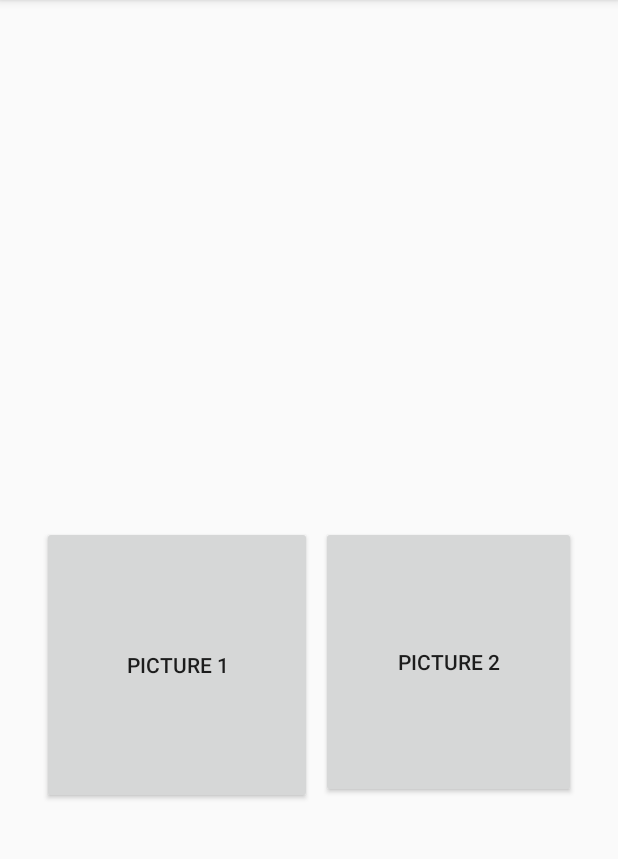
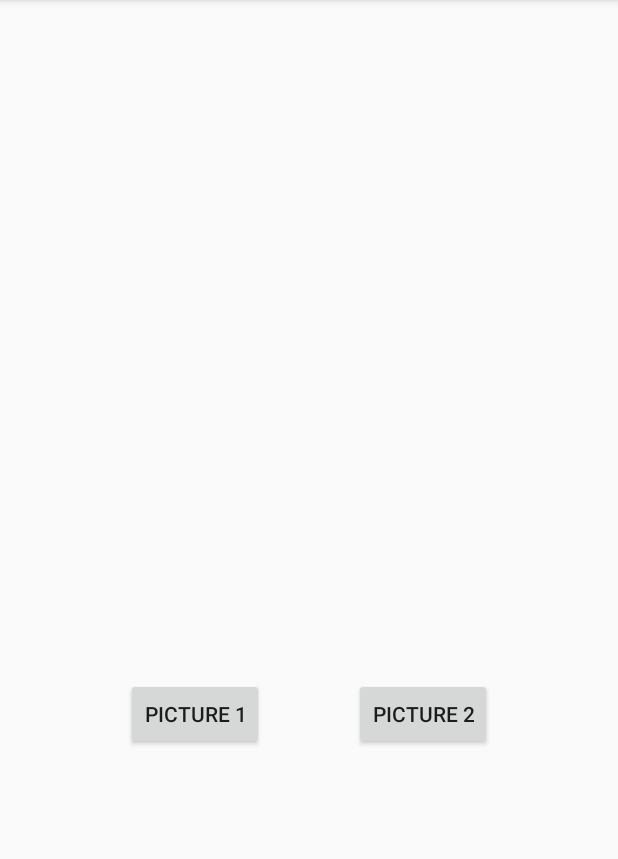
Before and after one commit to NicolaGassmann/Memory, an Android app: the screen it shows after launch (MainActivity), on a phone screen of 412 x 824 dp, the part 84-943 px from its top. Run offline under Robolectric (Android 15) with nearby library versions, the phone set to English and light mode, and no system bars; libraries missing offline, so code that uses them is left out: com.google.zxing.client, com.google.zxing.integration.

Commit message:
layout test

```diff
--- a/app/src/main/AndroidManifest.xml
+++ b/app/src/main/AndroidManifest.xml
@@ -1,5 +1,6 @@
 <?xml version="1.0" encoding="utf-8"?>
 <manifest xmlns:android="http://schemas.android.com/apk/res/android"
+    xmlns:tools="http://schemas.android.com/tools"
     package="com.example.memory">
 
     <application
@@ -8,7 +9,8 @@
         android:label="@string/app_name"
         android:roundIcon="@mipmap/ic_launcher_round"
         android:supportsRtl="true"
-        android:theme="@style/AppTheme">
+        android:theme="@style/AppTheme"
+        tools:ignore="GoogleAppIndexingWarning">
         <activity android:name=".MyCaptureActivity"></activity>
         <activity android:name=".MainActivity">
             <intent-filter>
--- a/app/src/main/java/com/example/memory/MyCaptureActivity.java
+++ b/app/src/main/java/com/example/memory/MyCaptureActivity.java
@@ -1,6 +1,4 @@
 package com.example.memory;
-
-import android.os.Bundle;
 
 import com.journeyapps.barcodescanner.CaptureActivity;
 
--- a/app/src/main/res/layout/activity_main.xml
+++ b/app/src/main/res/layout/activity_main.xml
@@ -8,10 +8,10 @@
 
     <Button
         android:id="@+id/button1"
-        android:layout_width="180dp"
-        android:layout_height="185dp"
-        android:layout_marginStart="28dp"
-        android:layout_marginBottom="232dp"
+        android:layout_width="wrap_content"
+        android:layout_height="wrap_content"
+        android:layout_marginStart="84dp"
+        android:layout_marginBottom="268dp"
         android:onClick="takeQrCodePicture"
         android:text="Picture 1"
         app:layout_constraintBottom_toBottomOf="parent"
@@ -19,30 +19,30 @@
 
     <Button
         android:id="@+id/button2"
-        android:layout_width="170dp"
-        android:layout_height="181dp"
-        android:layout_marginEnd="28dp"
-        android:layout_marginBottom="236dp"
+        android:layout_width="wrap_content"
+        android:layout_height="wrap_content"
+        android:layout_marginEnd="84dp"
+        android:layout_marginBottom="268dp"
         android:text="Picture 2"
         app:layout_constraintBottom_toBottomOf="parent"
         app:layout_constraintEnd_toEndOf="parent" />
 
     <ImageView
         android:id="@+id/imageView1"
-        android:layout_width="196dp"
-        android:layout_height="197dp"
-        android:layout_marginStart="12dp"
-        android:layout_marginTop="140dp"
+        android:layout_width="wrap_content"
+        android:layout_height="wrap_content"
+        android:layout_marginStart="84dp"
+        android:layout_marginTop="180dp"
         app:layout_constraintStart_toStartOf="parent"
         app:layout_constraintTop_toTopOf="parent"
         tools:srcCompat="@drawable/ic_launcher_background" />
 
     <ImageView
         android:id="@+id/imageView2"
-        android:layout_width="196dp"
-        android:layout_height="197dp"
-        android:layout_marginTop="140dp"
-        android:layout_marginEnd="12dp"
+        android:layout_width="wrap_content"
+        android:layout_height="wrap_content"
+        android:layout_marginTop="180dp"
+        android:layout_marginEnd="84dp"
         app:layout_constraintEnd_toEndOf="parent"
         app:layout_constraintTop_toTopOf="parent"
         tools:srcCompat="@drawable/ic_launcher_background" />
--- a/app/src/main/res/layout/activity_main2.xml
+++ /dev/null
@@ -1,9 +0,0 @@
-<?xml version="1.0" encoding="utf-8"?>
-<androidx.constraintlayout.widget.ConstraintLayout xmlns:android="http://schemas.android.com/apk/res/android"
-    xmlns:app="http://schemas.android.com/apk/res-auto"
-    xmlns:tools="http://schemas.android.com/tools"
-    android:layout_width="match_parent"
-    android:layout_height="match_parent"
-    tools:context=".Main2Activity">
-
-</androidx.constraintlayout.widget.ConstraintLayout>
```
Also changed, not shown: app/src/main/java/com/example/memory/MainActivity.java (+4 -14 lines).
